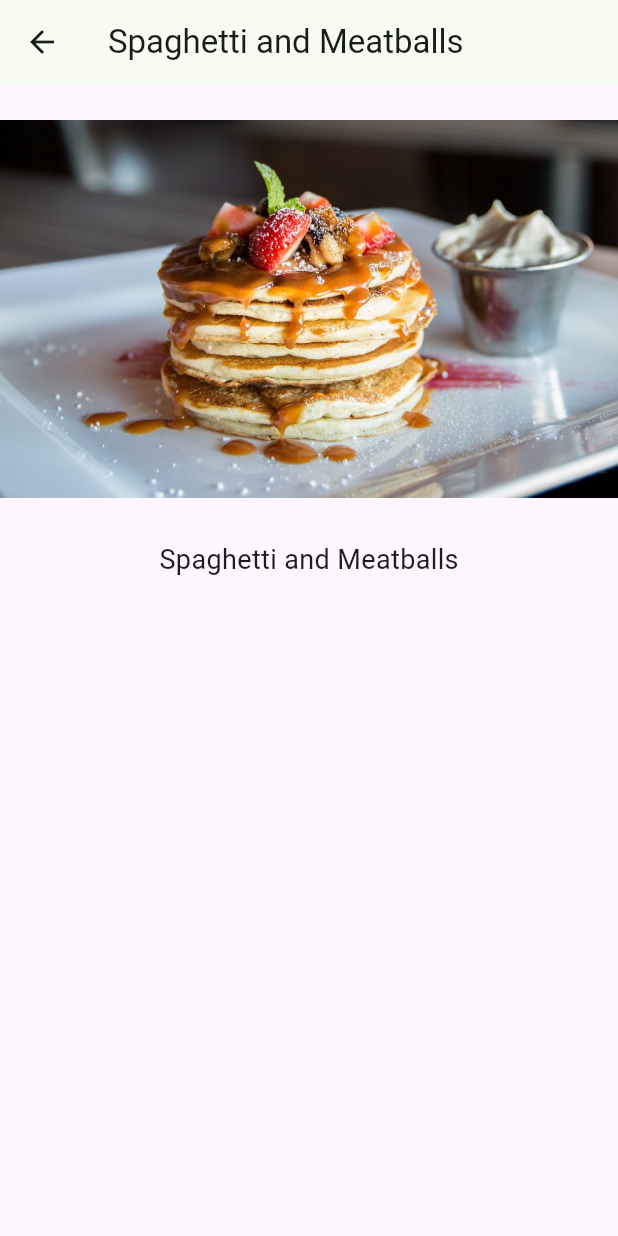
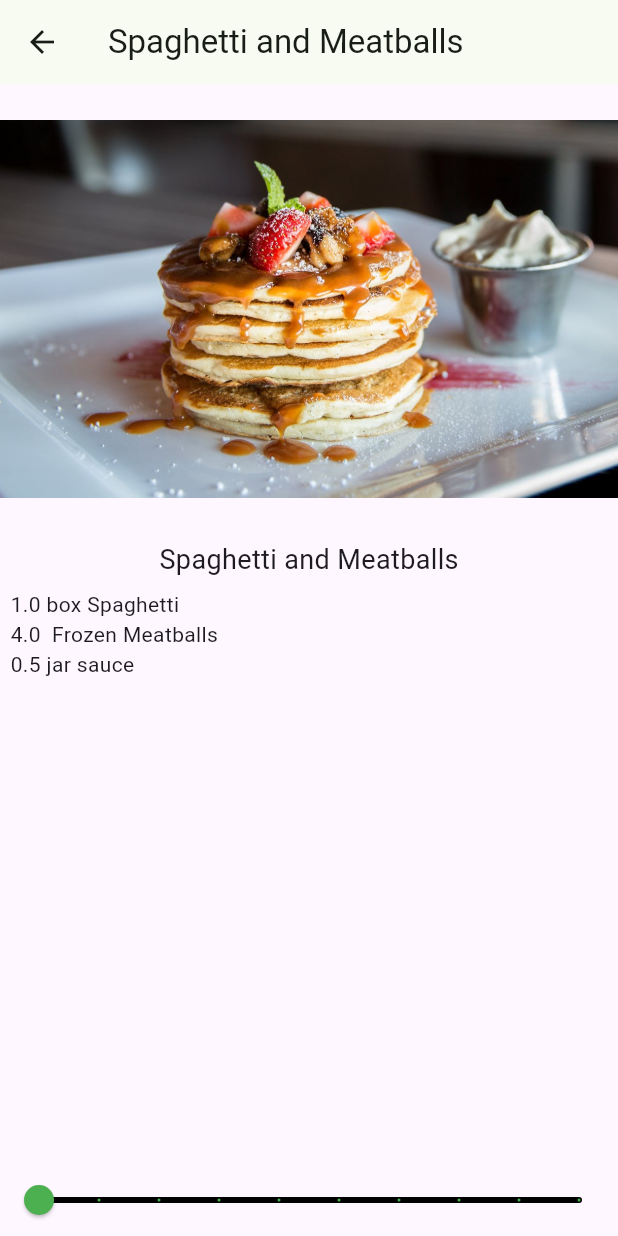
Before and after one commit to memtarhan/Become-a-Flutter-Developer, a Flutter app: the screen it shows after launch, after a tap on "Spaghetti and Meatballs", on a phone screen of 412 x 824 dp. Run offline on Flutter 3.47's test engine with Material 3 defaults, Android fonts, the phone set to English and light mode, and no system bars.

Commit message:
<Flutter>: Recipes app

```diff
--- a/flutter-apprentice/recipes/lib/recipe.dart
+++ b/flutter-apprentice/recipes/lib/recipe.dart
@@ -2,18 +2,76 @@ class Recipe {
   String label;
   String imageUrl;
 
-  // TODO: Add servings and ingredients here
+  int servings;
+  List<Ingredient> ingredients;
 
-  Recipe(this.label, this.imageUrl);
+  Recipe(this.label, this.imageUrl, this.servings, this.ingredients);
 
   static List<Recipe> samples = [
-    Recipe('Spaghetti and Meatballs', 'assets/food-1.jpeg'),
-    Recipe('Tomato Soup', 'assets/food-2.jpeg'),
-    Recipe('Grilled Cheese', 'assets/food-3.jpeg'),
-    Recipe('Chocolate Chip Cookies', 'assets/food-4.jpeg'),
-    Recipe('Taco Salad', 'assets/food-5.jpeg'),
-    Recipe('Hawaiian Pizza', 'assets/food-6.jpeg'),
+    Recipe(
+      'Spaghetti and Meatballs',
+      'assets/food-1.jpeg',
+      4,
+      [
+        Ingredient(1, 'box', 'Spaghetti',),
+        Ingredient(4, '', 'Frozen Meatballs',),
+        Ingredient(0.5, 'jar', 'sauce',),
+      ],
+    ),
+    Recipe(
+      'Tomato Soup',
+      'assets/food-2.jpeg',
+      2,
+      [
+        Ingredient(1, 'can', 'Tomato Soup',),
+      ],
+    ),
+    Recipe(
+      'Grilled Cheese',
+      'assets/food-3.jpeg',
+      1,
+      [
+        Ingredient(2, 'slices', 'Cheese',),
+        Ingredient(2, 'slices', 'Bread',),
+      ],
+    ),
+    Recipe(
+      'Chocolate Chip Cookies',
+      'assets/food-4.jpeg',
+      24,
+      [
+        Ingredient(4, 'cups', 'flour',),
+        Ingredient(2, 'cups', 'sugar',),
+        Ingredient(0.5, 'cups', 'chocolate chips',),
+      ],
+    ),
+    Recipe(
+      'Taco Salad',
+      'assets/food-5.jpeg',
+      1,
+      [
+        Ingredient(4, 'oz', 'nachos',),
+        Ingredient(3, 'oz', 'taco meat',),
+        Ingredient(0.5, 'cup', 'cheese',),
+        Ingredient(0.25, 'cup', 'chopped tomatoes',),
+      ],
+    ),
+    Recipe(
+      'Hawaiian Pizza',
+      'assets/food-6.jpeg',
+      4,
+      [
+        Ingredient(1, 'item', 'pizza',),
+        Ingredient(1, 'cup', 'pineapple',),
+        Ingredient(8, 'oz', 'ham',),
+      ],),
   ];
 }
 
-// TODO: Add Ingredient class here
+class Ingredient {
+  double quantity;
+  String measure;
+  String name;
+
+  Ingredient(this.quantity, this.measure, this.name);
+}
--- a/flutter-apprentice/recipes/lib/recipe_detail.dart
+++ b/flutter-apprentice/recipes/lib/recipe_detail.dart
@@ -14,7 +14,7 @@ class RecipeDetail extends StatefulWidget {
 }
 
 class _RecipeDetailState extends State<RecipeDetail> {
-  // TODO: Add _sliderVal here
+  int _sliderVal = 1;
   @override
   Widget build(BuildContext context) {
     // 1
@@ -35,8 +35,36 @@ class _RecipeDetailState extends State<RecipeDetail> {
             const SizedBox(height: 4),
             // 6
             Text(widget.recipe.label, style: const TextStyle(fontSize: 18)),
-            // TODO: Add Expanded
-            // TODO: Add Slider() here
+            // 7
+            Expanded(
+              // 8
+              child: ListView.builder(
+                padding: const EdgeInsets.all(7.0),
+                itemCount: widget.recipe.ingredients.length,
+                itemBuilder: (BuildContext context, int index) {
+                  final ingredient = widget.recipe.ingredients[index];
+                  // 9
+                  // TODO: Add ingredient.quantity
+                  return Text(
+                      '${ingredient.quantity * _sliderVal} ${ingredient.measure} ${ingredient
+                          .name}');
+                },
+              ),
+            ),
+            Slider(
+              min: 1,
+              max: 10,
+              divisions: 9,
+              label: '${_sliderVal * widget.recipe.servings} servings',
+              value: _sliderVal.toDouble(),
+              onChanged: (newValue) {
+                setState(() {
+                  _sliderVal = newValue.round();
+                });
+              },
+              activeColor: Colors.green,
+              inactiveColor: Colors.black,
+            ),
           ],
         ),
       ),
```
